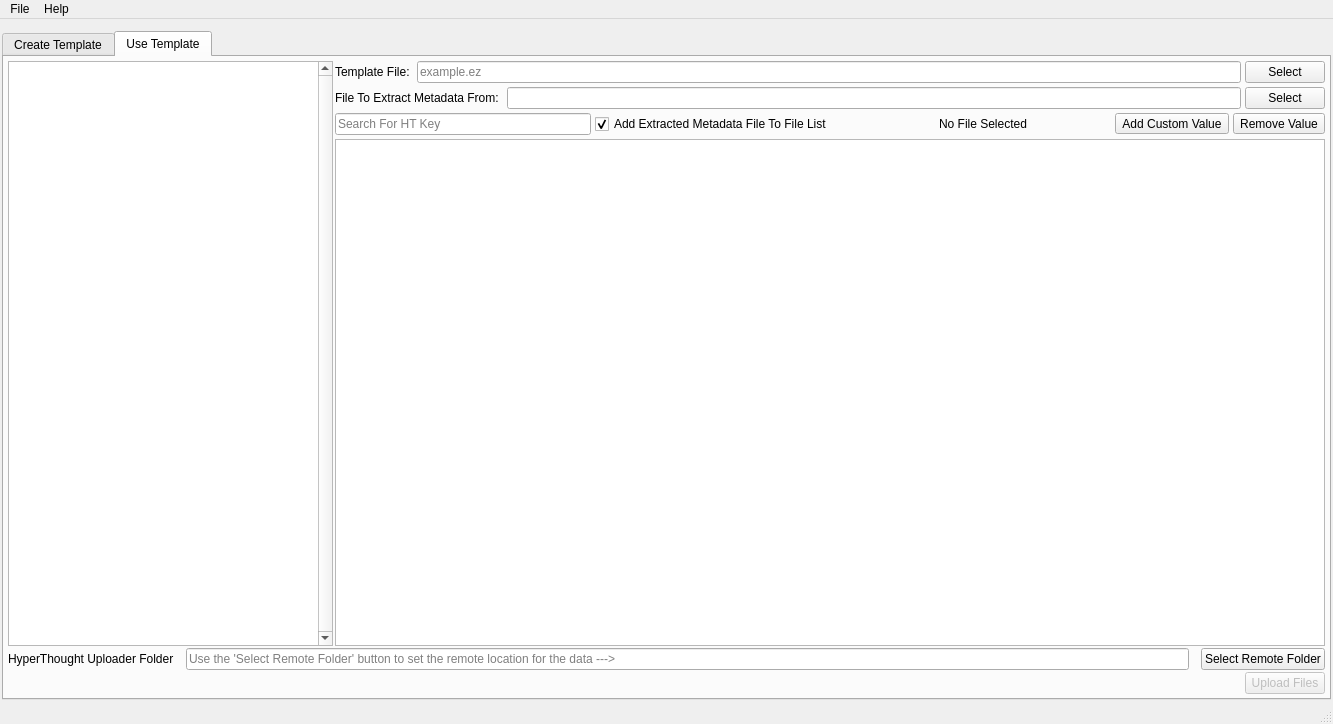
First picture: the form in mainwindow.ui, repository BlueQuartzSoftware/MetaForge, before the edit.
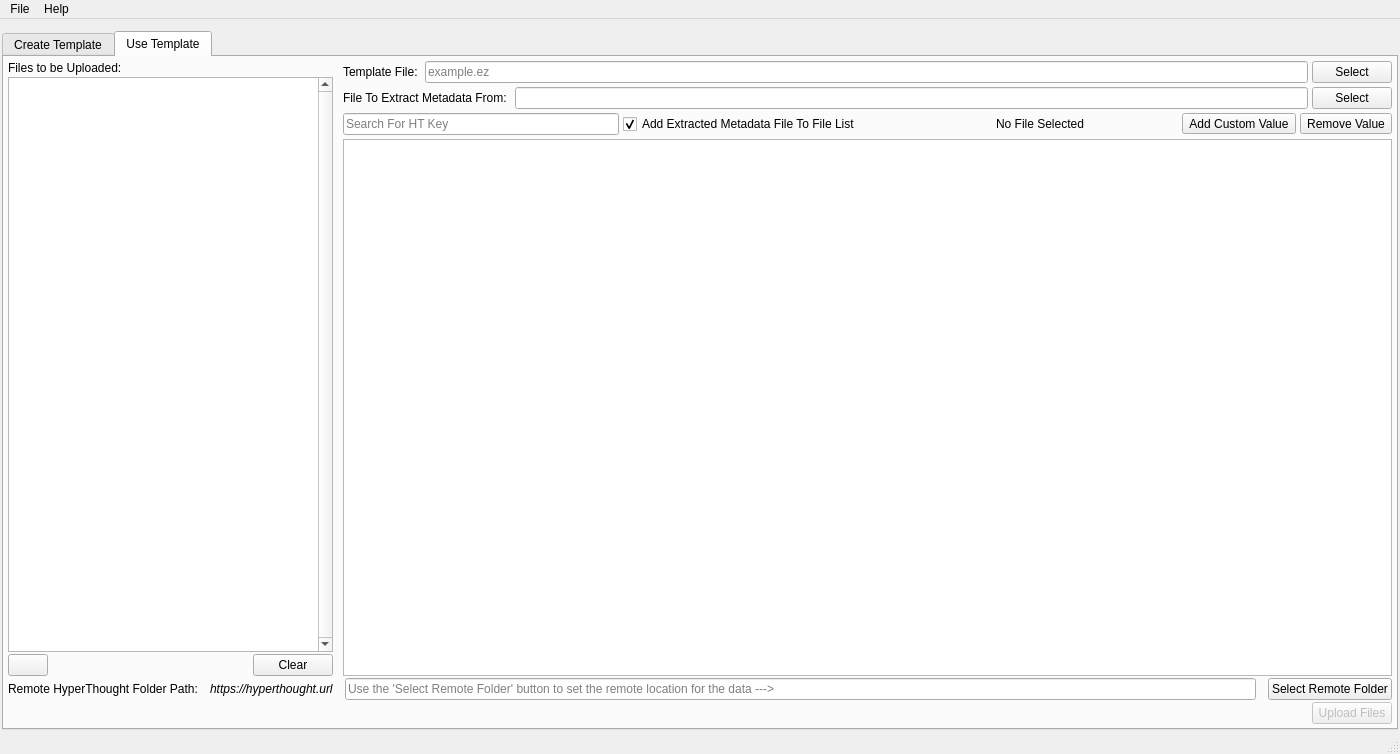
Second picture: the form after the edit. The open tabs and pages were chosen to show the change. Icons and pictures are not drawn.

Commit message:
Add HyperThought Url to the mainwindow UI.
Add a 'clear' button to remove all queued uploaded files from the listView
Rename some variables

Updates #9

Patch:
```diff
--- a/mainwindow.ui
+++ b/mainwindow.ui
@@ -6,8 +6,8 @@
    <rect>
     <x>0</x>
     <y>0</y>
-    <width>1333</width>
-    <height>724</height>
+    <width>1400</width>
+    <height>754</height>
    </rect>
   </property>
   <property name="minimumSize">
@@ -428,7 +428,28 @@
          <number>2</number>
         </property>
         <item row="0" column="0">
-         <layout class="QHBoxLayout" name="horizontalLayout_13">
+         <layout class="QHBoxLayout" name="horizontalLayout_13" stretch="10,100">
+          <property name="spacing">
+           <number>10</number>
+          </property>
+          <item>
+           <layout class="QVBoxLayout" name="verticalLayout_2" stretch="0,0,0">
+            <property name="spacing">
+             <number>2</number>
+            </property>
+            <property name="rightMargin">
+             <number>0</number>
+            </property>
+            <property name="bottomMargin">
+             <number>0</number>
+            </property>
+            <item>
+             <widget class="QLabel" name="label">
+              <property name="text">
+               <string>Files to be Uploaded:</string>
+              </property>
+             </widget>
+            </item>
           <item>
            <widget class="QListView" name="useTemplateListView">
             <property name="sizePolicy">
@@ -453,6 +474,67 @@
              <bool>false</bool>
             </property>
            </widget>
+            </item>
+            <item>
+             <layout class="QHBoxLayout" name="horizontalLayout_14">
+              <property name="spacing">
+               <number>2</number>
+              </property>
+              <property name="rightMargin">
+               <number>0</number>
+              </property>
+              <property name="bottomMargin">
+               <number>0</number>
+              </property>
+              <item>
+               <widget class="QPushButton" name="addUploadFilesBtn">
+                <property name="sizePolicy">
+                 <sizepolicy hsizetype="Fixed" vsizetype="Preferred">
+                  <horstretch>0</horstretch>
+                  <verstretch>0</verstretch>
+                 </sizepolicy>
+                </property>
+                <property name="text">
+                 <string/>
+                </property>
+                <property name="icon">
+                 <iconset resource="resources.qrc">
+                  <normaloff>:/resources/plus@2x.png</normaloff>:/resources/plus@2x.png</iconset>
+                </property>
+               </widget>
+              </item>
+              <item>
+               <spacer name="horizontalSpacer_4">
+                <property name="orientation">
+                 <enum>Qt::Horizontal</enum>
+                </property>
+                <property name="sizeType">
+                 <enum>QSizePolicy::Expanding</enum>
+                </property>
+                <property name="sizeHint" stdset="0">
+                 <size>
+                  <width>40</width>
+                  <height>20</height>
+                 </size>
+                </property>
+               </spacer>
+              </item>
+              <item>
+               <widget class="QPushButton" name="clearUploadFilesBtn">
+                <property name="sizePolicy">
+                 <sizepolicy hsizetype="Fixed" vsizetype="Preferred">
+                  <horstretch>0</horstretch>
+                  <verstretch>0</verstretch>
+                 </sizepolicy>
+                </property>
+                <property name="text">
+                 <string>Clear</string>
+                </property>
+               </widget>
+              </item>
+             </layout>
+            </item>
+           </layout>
           </item>
           <item>
            <layout class="QVBoxLayout" name="verticalLayout">
@@ -647,7 +729,19 @@
           <item>
            <widget class="QLabel" name="label_3">
             <property name="text">
-             <string>HyperThought Uploader Folder</string>
+             <string>Remote HyperThought Folder Path:</string>
+            </property>
+           </widget>
+          </item>
+          <item>
+           <widget class="QLabel" name="hyperThoughtUrl">
+            <property name="font">
+             <font>
+              <italic>true</italic>
+             </font>
+            </property>
+            <property name="text">
+             <string>https://hyperthought.url</string>
             </property>
            </widget>
           </item>
@@ -717,7 +811,7 @@
     <rect>
      <x>0</x>
      <y>0</y>
-     <width>1333</width>
+     <width>1400</width>
      <height>22</height>
     </rect>
    </property>
```
Left out of the diff: 47 changed lines with no effect on the pictures. Lines whose indentation alone changed are shown as unchanged. The commit also changes 4 other files.
